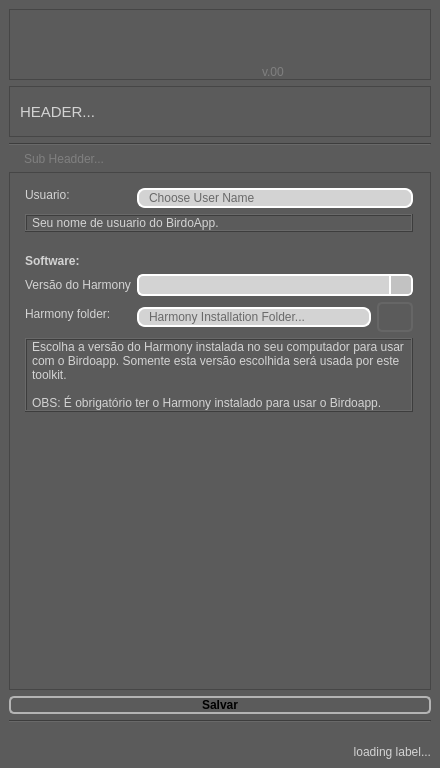
Above: gui/main.ui from otmbneto/BirdoApp before the change. Below: the same form after it.
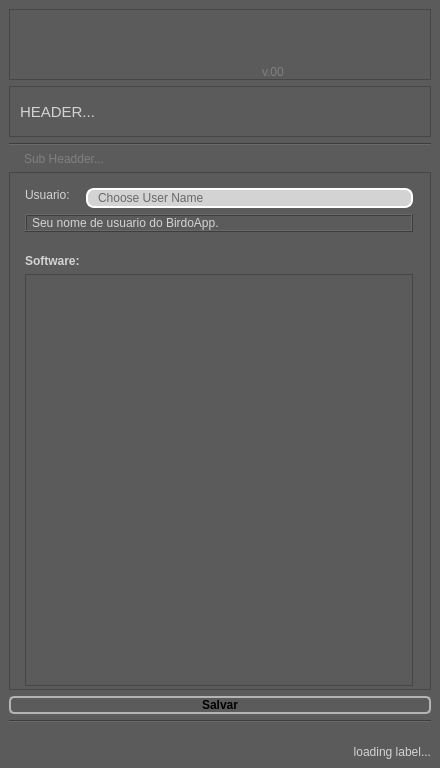
That is the form after the change. The open tabs and pages were chosen to show the change.

Commit message: Forgot to push the actual interface from two commits ago

Patch:
```diff
--- a/gui/main.ui
+++ b/gui/main.ui
@@ -355,139 +355,27 @@
               </property>
              </widget>
             </item>
-            <item row="5" column="0">
-             <widget class="QLabel" name="harmony_versions_lbl">
-              <property name="text">
-               <string>Versão do Harmony</string>
-              </property>
-             </widget>
-            </item>
-            <item row="5" column="1">
-             <widget class="QComboBox" name="harmony_versions"/>
-            </item>
-            <item row="6" column="0">
-             <widget class="QLabel" name="harmony_label">
-              <property name="enabled">
-               <bool>true</bool>
-              </property>
-              <property name="text">
-               <string>Harmony folder:</string>
-              </property>
-             </widget>
-            </item>
-            <item row="6" column="1">
+            <item row="5" column="0" colspan="2">
              <layout class="QHBoxLayout" name="horizontalLayout_2">
               <item>
-               <widget class="QLineEdit" name="harmony_folder_line">
-                <property name="enabled">
+               <widget class="QScrollArea" name="softwaresScrollArea">
+                <property name="widgetResizable">
                  <bool>true</bool>
                 </property>
-                <property name="toolTip">
-                 <string>Ecolha o folder da instalacao NAO padrao do HARMONY:
-EX: Escolha a pasta com o nome de:
-'Toon Boom Harmony 20 Premium' para a versao 20</string>
-                </property>
-                <property name="text">
-                 <string/>
-                </property>
-                <property name="placeholderText">
-                 <string>Harmony Installation Folder...</string>
-                </property>
-               </widget>
-              </item>
-              <item>
-               <widget class="QPushButton" name="harmony_folder_button">
-                <property name="enabled">
-                 <bool>true</bool>
-                </property>
-                <property name="sizePolicy">
-                 <sizepolicy hsizetype="Fixed" vsizetype="Fixed">
-                  <horstretch>0</horstretch>
-                  <verstretch>0</verstretch>
-                 </sizepolicy>
-                </property>
-                <property name="minimumSize">
-                 <size>
-                  <width>30</width>
-                  <height>30</height>
-                 </size>
-                </property>
-                <property name="maximumSize">
-                 <size>
-                  <width>40</width>
-                  <height>40</height>
-                 </size>
-                </property>
-                <property name="toolTip">
-                 <string>&lt;html&gt;&lt;head/&gt;&lt;body&gt;&lt;p&gt;Caso o Harmony esteja instalado num folder NAO padrao, informe o folder da instalacao!&lt;/p&gt;&lt;/body&gt;&lt;/html&gt;</string>
-                </property>
-                <property name="styleSheet">
-                 <string notr="true">QPushButton {
-	background: none;
-	border: 2px solid #666666;
-	border-radius: 5px;	
-}
-
-QPushButton:hover {
-	background-color: #777777;
-	border: none;
-}
-
-QPushButton:pressed {
-	background-color: rgb(90, 90, 90);
-	border-top: 2px solid #444444;
-	border-left: 2px solid #444444;
-	border-bottom: none;
-	border-right: none;
-}</string>
-                </property>
-                <property name="text">
-                 <string/>
-                </property>
+                <widget class="QWidget" name="scrollAreaWidgetContents">
+                 <property name="geometry">
+                  <rect>
+                   <x>0</x>
+                   <y>0</y>
+                   <width>384</width>
+                   <height>67</height>
+                  </rect>
+                 </property>
+                </widget>
                </widget>
               </item>
              </layout>
             </item>
-            <item row="7" column="0" colspan="2">
-             <widget class="QLabel" name="label_6">
-              <property name="frameShape">
-               <enum>QFrame::Box</enum>
-              </property>
-              <property name="frameShadow">
-               <enum>QFrame::Raised</enum>
-              </property>
-              <property name="text">
-               <string>Escolha a versão do Harmony instalada no seu computador para usar com o Birdoapp. Somente esta versão escolhida será usada por este toolkit.
-
-OBS: É obrigatório ter o Harmony instalado para usar o Birdoapp.</string>
-              </property>
-              <property name="wordWrap">
-               <bool>true</bool>
-              </property>
-              <property name="margin">
-               <number>5</number>
-              </property>
-              <property name="indent">
-               <number>5</number>
-              </property>
-             </widget>
-            </item>
-            <item row="8" column="0" colspan="2">
-             <spacer name="verticalSpacer">
-              <property name="orientation">
-               <enum>Qt::Vertical</enum>
-              </property>
-              <property name="sizeType">
-               <enum>QSizePolicy::Fixed</enum>
-              </property>
-              <property name="sizeHint" stdset="0">
-               <size>
-                <width>20</width>
-                <height>100</height>
-               </size>
-              </property>
-             </spacer>
-            </item>
            </layout>
           </widget>
          </widget>
```
Left out of the diff: 2 changed lines with no effect on the pictures.
